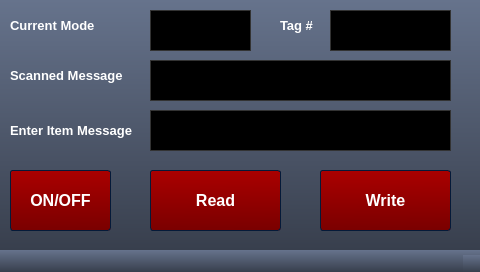
Qt form qt/rfid_gui/rfidgui.ui (sgomez14/ec535final) before a commit.
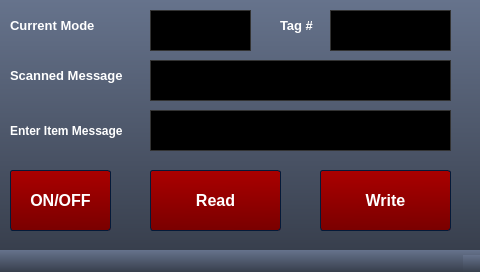
The same form after that commit. Icons and pictures are not drawn.

What changed in the file:
```diff
--- a/qt/rfid_gui/rfidgui.ui
+++ b/qt/rfid_gui/rfidgui.ui
@@ -1377,13 +1377,13 @@
      <rect>
       <x>10</x>
       <y>110</y>
-      <width>141</width>
+      <width>131</width>
       <height>41</height>
      </rect>
     </property>
     <property name="font">
      <font>
-      <pointsize>10</pointsize>
+      <pointsize>9</pointsize>
       <weight>75</weight>
       <bold>true</bold>
      </font>
```
